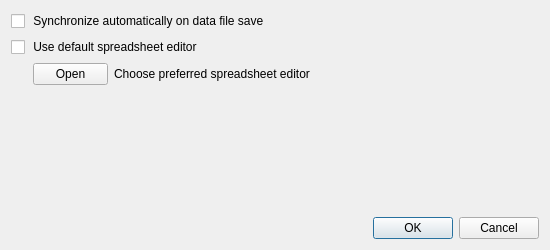
Old version of the form JASP-Desktop/preferencesdialog.ui in the repository jasp-stats/jasp-desktop.
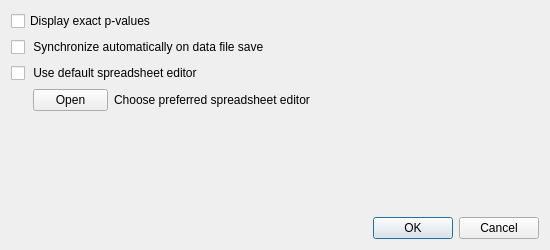
New version of the form.

Commit message:
Add exact p-value option
fixes #1184

Patch:
```diff
--- a/JASP-Desktop/preferencesdialog.ui
+++ b/JASP-Desktop/preferencesdialog.ui
@@ -22,6 +22,13 @@
   <layout class="QVBoxLayout" name="verticalLayout_2">
    <item>
     <layout class="QVBoxLayout" name="verticalLayout">
+     <item>
+      <widget class="QCheckBox" name="displayExactPVals">
+       <property name="text">
+        <string>Display exact p-values</string>
+       </property>
+      </widget>
+     </item>
      <item>
       <widget class="QCheckBox" name="syncAutoCheckBox">
        <property name="layoutDirection">
```
Left out of the diff: 2 changed lines with no effect on the pictures. The commit also changes 9 other files.
